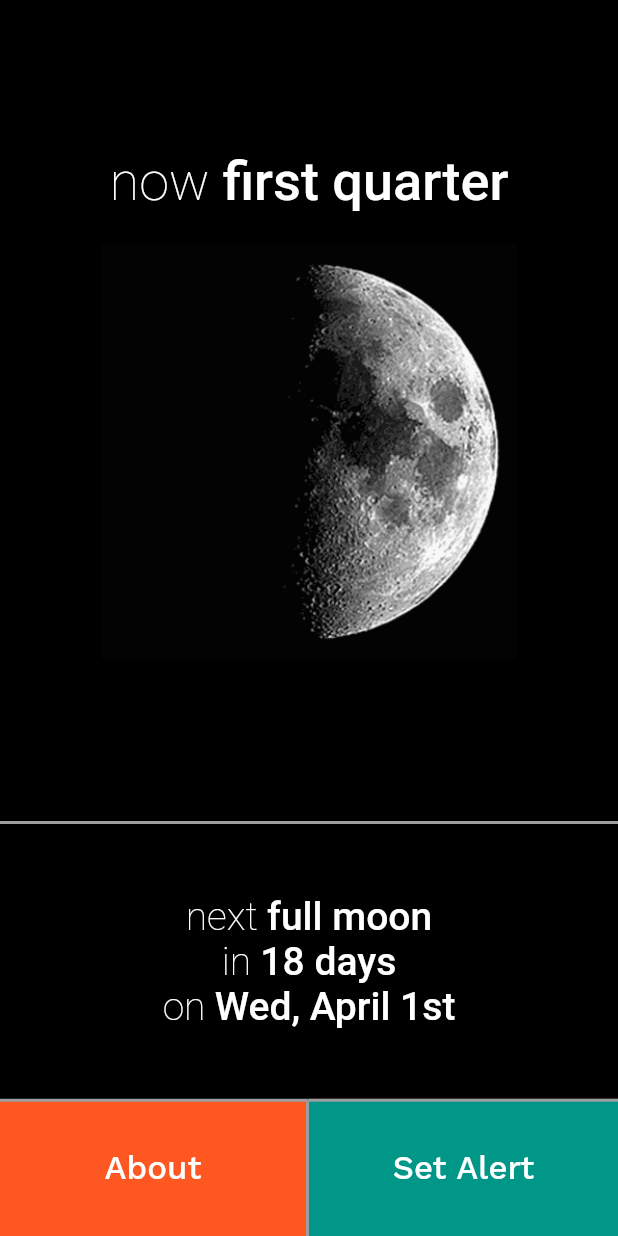
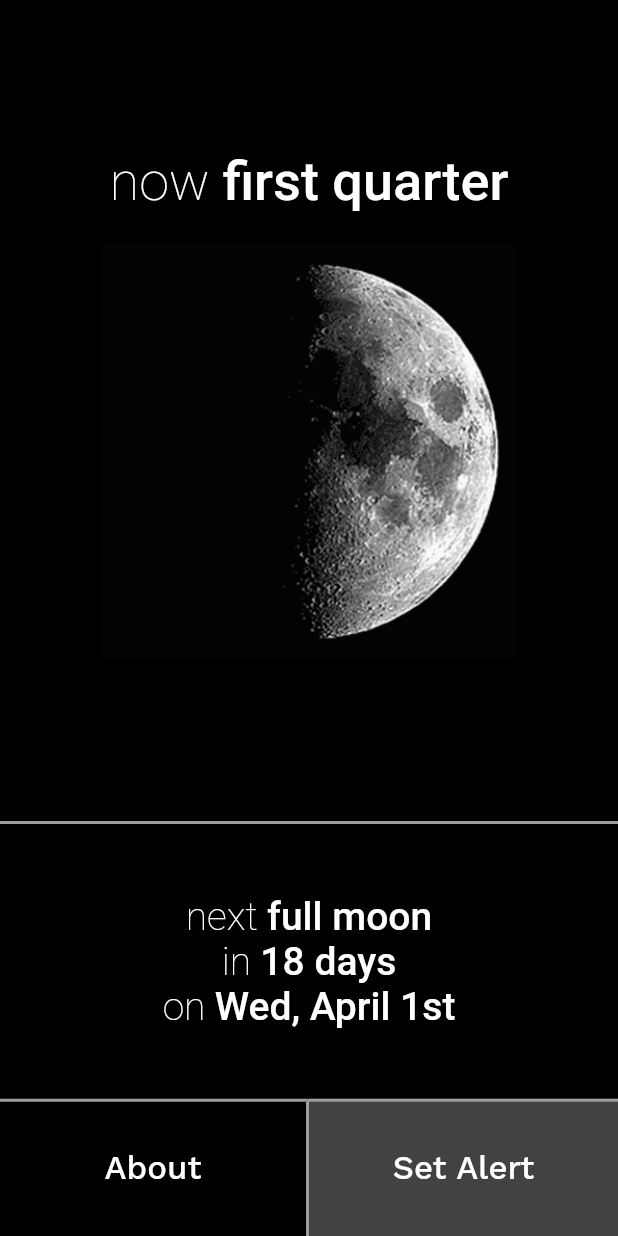
Before and after one commit to leonistor/full-moon-alert, a Flutter app: the screen it shows after launch, on a phone screen of 412 x 824 dp. Run offline on Flutter 3.47's test engine with Material 2 defaults, Android fonts, the phone set to English and light mode, and no system bars.

Commit message:
black and white colors

```diff
--- a/full_moon_alert/lib/main.dart
+++ b/full_moon_alert/lib/main.dart
@@ -14,12 +14,12 @@ class FullMoonApp extends StatelessWidget {
   }
 }
 
-const _thinBorder = BorderSide(
-  color: Colors.grey,
-  width: 2.0,
-);
+class StartPage extends StatelessWidget {
+  final _thinBorder = BorderSide(
+    color: Colors.grey[500],
+    width: 2.0,
+  );
 
-class StartPage extends StatelessWidget {
   @override
   Widget build(BuildContext context) {
     return Scaffold(
@@ -105,7 +105,7 @@ class StartPage extends StatelessWidget {
               ),
             ),
             decoration: BoxDecoration(
-                color: Colors.deepOrange,
+                color: Colors.black,
                 border: Border(
                   top: _thinBorder,
                   right: _thinBorder,
@@ -126,7 +126,7 @@ class StartPage extends StatelessWidget {
               ),
             ),
             decoration: BoxDecoration(
-                color: Colors.teal,
+                color: Colors.grey[800],
                 border: Border(
                   top: _thinBorder,
                 )),
```
Also changed, not shown: 1 other file.
